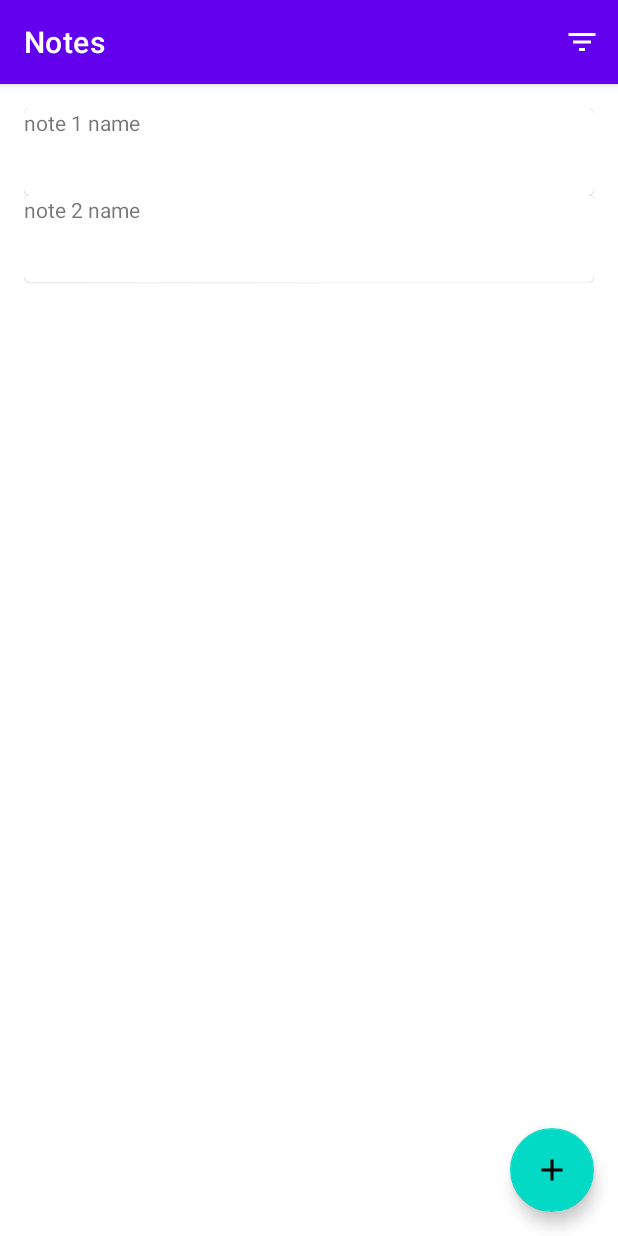
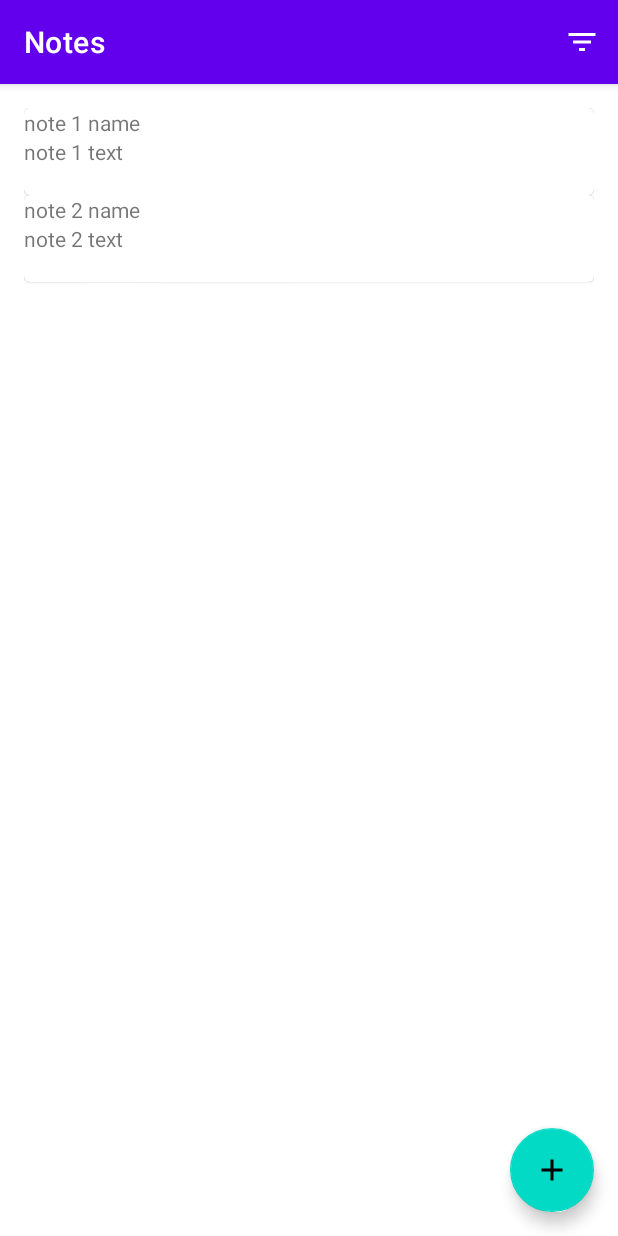
Before and after one commit to grizzly-orange/android-writer-notes, an Android app: the screen it shows after launch (MainActivity), on a phone screen of 412 x 824 dp. Run offline under Robolectric (Android 15) with nearby library versions, the phone set to English and light mode, and no system bars; our stand-ins replace data binding, navigation-ui.

Commit message:
use databinding at notel list recycler view

```diff
--- a/app/build.gradle
+++ b/app/build.gradle
@@ -31,6 +31,7 @@ android {
     }
     buildFeatures {
         viewBinding true
+        dataBinding true
     }
 }
 
--- a/app/src/main/java/com/grizzlyorange/writernotes/ui/noteslist/NotesListAdapter.kt
+++ b/app/src/main/java/com/grizzlyorange/writernotes/ui/noteslist/NotesListAdapter.kt
@@ -1,11 +1,15 @@
 package com.grizzlyorange.writernotes.ui.noteslist
 
+import android.util.Log
 import android.view.LayoutInflater
 import android.view.View
 import android.view.ViewGroup
+import androidx.databinding.DataBindingUtil
+import androidx.databinding.ViewDataBinding
 import androidx.recyclerview.widget.DiffUtil
 import androidx.recyclerview.widget.ListAdapter
 import androidx.recyclerview.widget.RecyclerView
+import com.grizzlyorange.writernotes.R
 import com.grizzlyorange.writernotes.databinding.NotesListItemBinding
 import com.grizzlyorange.writernotes.ui.dto.Note
 
@@ -21,21 +25,22 @@ class NotesListAdapter :
     }
 
     class NoteViewHolder(
-        itemView: View
-    ) : RecyclerView.ViewHolder(itemView) {
+        private val binding: NotesListItemBinding
+    ) : RecyclerView.ViewHolder(binding.root) {
 
         fun bind(note: Note) {
-            val binding = NotesListItemBinding.bind(itemView)
-            binding.txtNoteNameAtListItem.text = note.name
+            binding.note = note
         }
 
         companion object {
             fun create(parent: ViewGroup): NoteViewHolder {
+
                 val binding = NotesListItemBinding.inflate(
                     LayoutInflater.from(parent.context),
                     parent,
                     false)
-                return NoteViewHolder(binding.root)
+
+                return NoteViewHolder(binding)
             }
         }
 
--- a/app/src/main/res/layout/notes_list_item.xml
+++ b/app/src/main/res/layout/notes_list_item.xml
@@ -1,8 +1,16 @@
 <?xml version="1.0" encoding="utf-8"?>
 
+<layout
+    xmlns:android="http://schemas.android.com/apk/res/android"
+    xmlns:app="http://schemas.android.com/apk/res-auto">
 
-<com.google.android.material.card.MaterialCardView xmlns:android="http://schemas.android.com/apk/res/android"
-    xmlns:app="http://schemas.android.com/apk/res-auto"
+    <data>
+        <variable
+            name="note"
+            type="com.grizzlyorange.writernotes.ui.dto.Note" />
+    </data>
+
+    <com.google.android.material.card.MaterialCardView
         android:layout_width="match_parent"
         android:layout_height="wrap_content">
 
@@ -14,6 +22,7 @@
                 android:id="@+id/txtNoteNameAtListItem"
                 android:layout_width="match_parent"
                 android:layout_height="wrap_content"
+                android:text="@{note.name}"
                 app:layout_constraintEnd_toEndOf="parent"
                 app:layout_constraintStart_toStartOf="parent"
                 app:layout_constraintTop_toTopOf="parent" />
@@ -22,6 +31,7 @@
                 android:id="@+id/txtNoteTextAtListItem"
                 android:layout_width="match_parent"
                 android:layout_height="wrap_content"
+                android:text="@{note.text}"
                 app:layout_constraintEnd_toEndOf="parent"
                 app:layout_constraintStart_toStartOf="parent"
                 app:layout_constraintTop_toBottomOf="@id/txtNoteNameAtListItem" />
@@ -30,8 +40,10 @@
                 android:id="@+id/txtNoteUpdatedDateAtListItem"
                 android:layout_width="match_parent"
                 android:layout_height="wrap_content"
+
                 app:layout_constraintEnd_toEndOf="parent"
                 app:layout_constraintStart_toStartOf="parent"
                 app:layout_constraintTop_toBottomOf="@id/txtNoteTextAtListItem" />
         </androidx.constraintlayout.widget.ConstraintLayout>
     </com.google.android.material.card.MaterialCardView>
+</layout>
```
Lines whose indentation alone changed are shown as unchanged.
